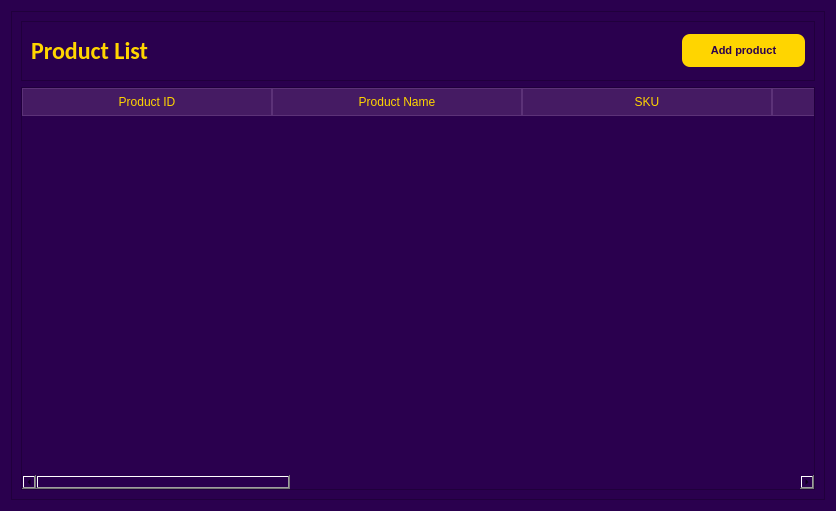
codenoobie25/ThunderCats, file UI/ProductlistAdmin_page.ui: the form before one commit.
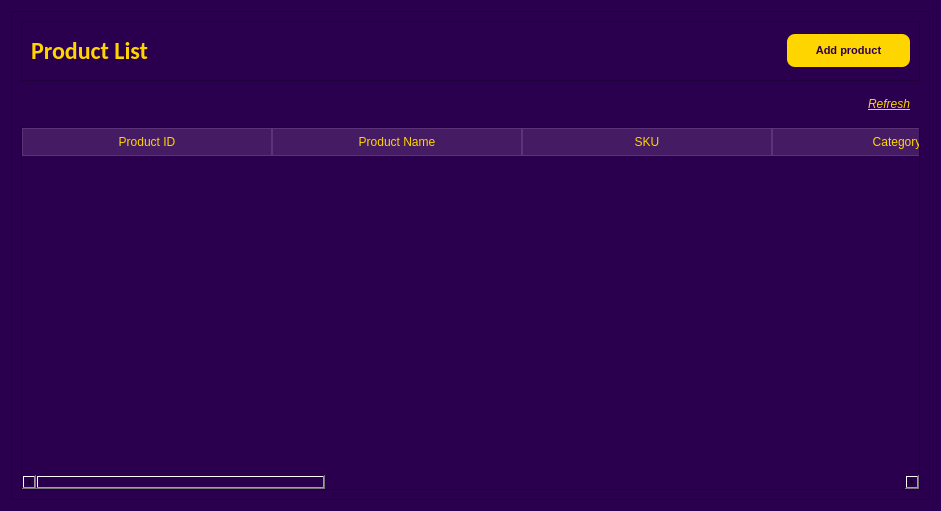
The form after the commit. Icons and pictures are not drawn.

Diff of the .ui file:
```diff
--- a/UI/ProductlistAdmin_page.ui
+++ b/UI/ProductlistAdmin_page.ui
@@ -6,7 +6,7 @@
    <rect>
     <x>0</x>
     <y>0</y>
-    <width>836</width>
+    <width>941</width>
     <height>511</height>
    </rect>
   </property>
@@ -579,6 +579,35 @@
         </layout>
        </widget>
       </item>
+      <item>
+       <widget class="QPushButton" name="refresh_btn">
+        <property name="minimumSize">
+         <size>
+          <width>60</width>
+          <height>0</height>
+         </size>
+        </property>
+        <property name="font">
+         <font>
+          <italic>true</italic>
+          <underline>true</underline>
+         </font>
+        </property>
+        <property name="cursor">
+         <cursorShape>PointingHandCursor</cursorShape>
+        </property>
+        <property name="styleSheet">
+         <string notr="true">background: transparent;
+border: none;
+color: #ffd500;
+text-align: right;
+padding: 10px;</string>
+        </property>
+        <property name="text">
+         <string>Refresh</string>
+        </property>
+       </widget>
+      </item>
       <item>
        <widget class="QTableWidget" name="product_table">
         <property name="styleSheet">
@@ -607,6 +636,9 @@
         <attribute name="horizontalHeaderDefaultSectionSize">
          <number>250</number>
         </attribute>
+        <attribute name="verticalHeaderVisible">
+         <bool>false</bool>
+        </attribute>
         <column>
          <property name="text">
           <string>Product ID</string>
```
